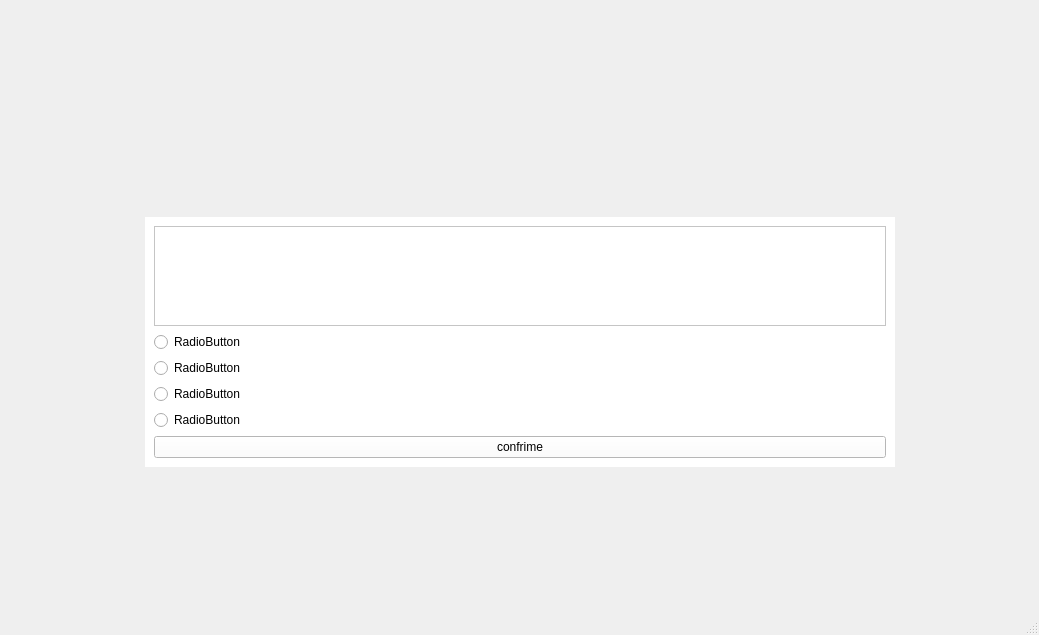
This is mainwindow.ui in rezaqomy/quse as Qt 5 draws it before an edit. The edited form follows.
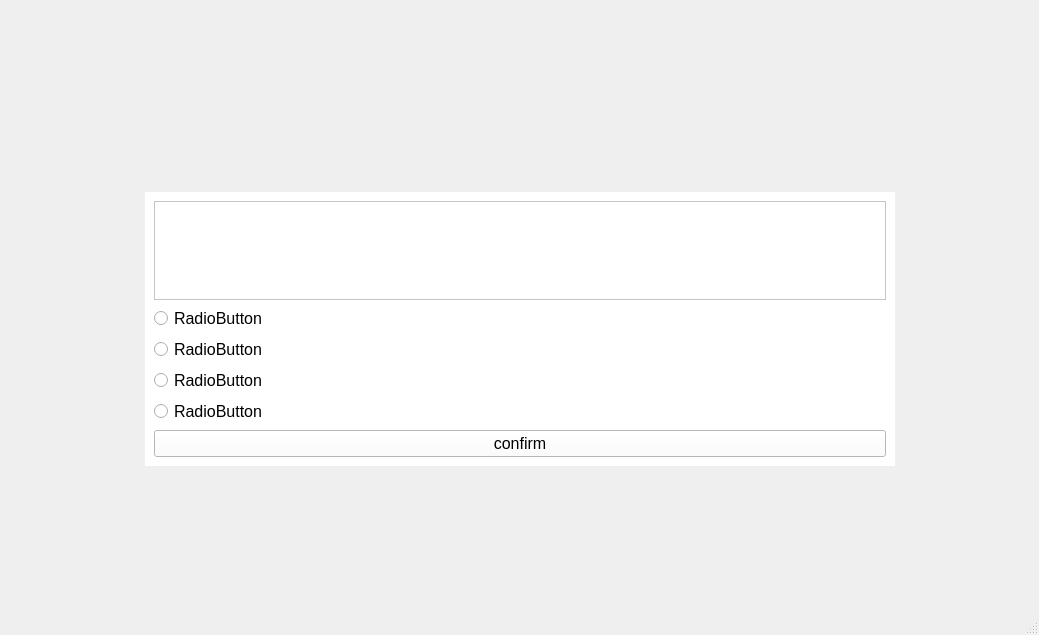
This is the edited form. The open tabs and pages were chosen to show the change. Icons and pictures are not drawn.

```diff
--- a/mainwindow.ui
+++ b/mainwindow.ui
@@ -26,6 +26,11 @@
    <layout class="QVBoxLayout" name="verticalLayout">
     <item>
      <widget class="QStackedWidget" name="main_stacked_widget">
+      <property name="font">
+       <font>
+        <pointsize>12</pointsize>
+       </font>
+      </property>
       <property name="cursor">
        <cursorShape>ArrowCursor</cursorShape>
       </property>
@@ -643,35 +648,7 @@
          </layout>
         </item>
         <item>
-         <layout class="QHBoxLayout" name="horizontalLayout_14">
-          <item>
-           <widget class="QLabel" name="correct_response_label">
-            <property name="text">
-             <string/>
-            </property>
-           </widget>
-          </item>
-          <item>
-           <widget class="QLabel" name="wrong_response_label">
-            <property name="text">
-             <string/>
-            </property>
-           </widget>
-          </item>
-          <item>
-           <spacer name="horizontalSpacer_8">
-            <property name="orientation">
-             <enum>Qt::Horizontal</enum>
-            </property>
-            <property name="sizeHint" stdset="0">
-             <size>
-              <width>778</width>
-              <height>20</height>
-             </size>
-            </property>
-           </spacer>
-          </item>
-         </layout>
+         <layout class="QHBoxLayout" name="horizontalLayout_14"/>
         </item>
         <item>
          <layout class="QHBoxLayout" name="horizontalLayout">
@@ -710,6 +687,11 @@
                    <height>16777215</height>
                   </size>
                  </property>
+                 <property name="font">
+                  <font>
+                   <pointsize>12</pointsize>
+                  </font>
+                 </property>
                  <property name="readOnly">
                   <bool>true</bool>
                  </property>
@@ -717,13 +699,18 @@
                   <string notr="true">&lt;!DOCTYPE HTML PUBLIC &quot;-//W3C//DTD HTML 4.0//EN&quot; &quot;http://www.w3.org/TR/REC-html40/strict.dtd&quot;&gt;
 &lt;html&gt;&lt;head&gt;&lt;meta name=&quot;qrichtext&quot; content=&quot;1&quot; /&gt;&lt;style type=&quot;text/css&quot;&gt;
 p, li { white-space: pre-wrap; }
-&lt;/style&gt;&lt;/head&gt;&lt;body style=&quot; font-family:'MS Shell Dlg 2'; font-size:8.25pt; font-weight:400; font-style:normal;&quot;&gt;
+&lt;/style&gt;&lt;/head&gt;&lt;body style=&quot; font-family:'MS Shell Dlg 2'; font-size:12pt; font-weight:400; font-style:normal;&quot;&gt;
 &lt;p style=&quot;-qt-paragraph-type:empty; margin-top:0px; margin-bottom:0px; margin-left:0px; margin-right:0px; -qt-block-indent:0; text-indent:0px; font-family:'Ubuntu Medium'; font-size:10pt;&quot;&gt;&lt;br /&gt;&lt;/p&gt;&lt;/body&gt;&lt;/html&gt;</string>
                  </property>
                 </widget>
                </item>
                <item>
                 <widget class="QRadioButton" name="answer1_radioButton">
+                 <property name="font">
+                  <font>
+                   <pointsize>12</pointsize>
+                  </font>
+                 </property>
                  <property name="cursor">
                   <cursorShape>PointingHandCursor</cursorShape>
                  </property>
@@ -737,6 +724,11 @@
                </item>
                <item>
                 <widget class="QRadioButton" name="answer2_radioButton">
+                 <property name="font">
+                  <font>
+                   <pointsize>12</pointsize>
+                  </font>
+                 </property>
                  <property name="cursor">
                   <cursorShape>PointingHandCursor</cursorShape>
                  </property>
@@ -750,6 +742,11 @@
                </item>
                <item>
                 <widget class="QRadioButton" name="answer3_radioButton">
+                 <property name="font">
+                  <font>
+                   <pointsize>12</pointsize>
+                  </font>
+                 </property>
                  <property name="cursor">
                   <cursorShape>PointingHandCursor</cursorShape>
                  </property>
@@ -763,6 +760,11 @@
                </item>
                <item>
                 <widget class="QRadioButton" name="answer4_radioButton">
+                 <property name="font">
+                  <font>
+                   <pointsize>12</pointsize>
+                  </font>
+                 </property>
                  <property name="cursor">
                   <cursorShape>PointingHandCursor</cursorShape>
                  </property>
@@ -778,11 +780,16 @@
              </item>
              <item>
               <widget class="QPushButton" name="pushButton">
+               <property name="font">
+                <font>
+                 <pointsize>12</pointsize>
+                </font>
+               </property>
                <property name="cursor">
                 <cursorShape>PointingHandCursor</cursorShape>
                </property>
                <property name="text">
-                <string>confrime</string>
+                <string>confirm</string>
                </property>
               </widget>
              </item>
```
